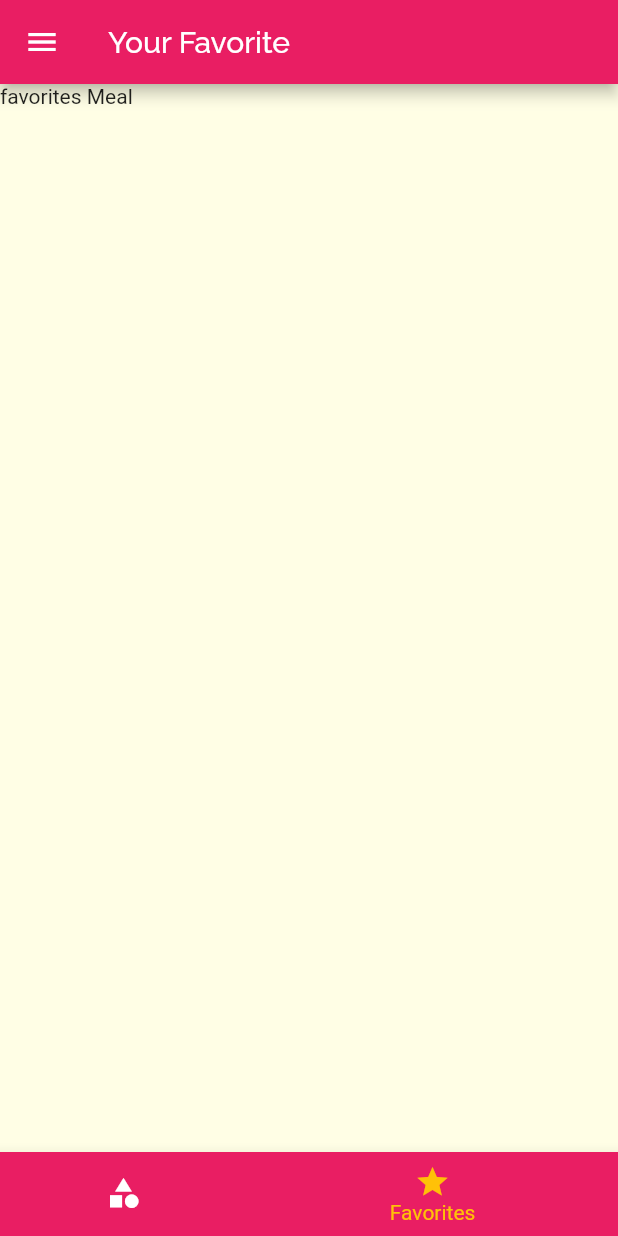
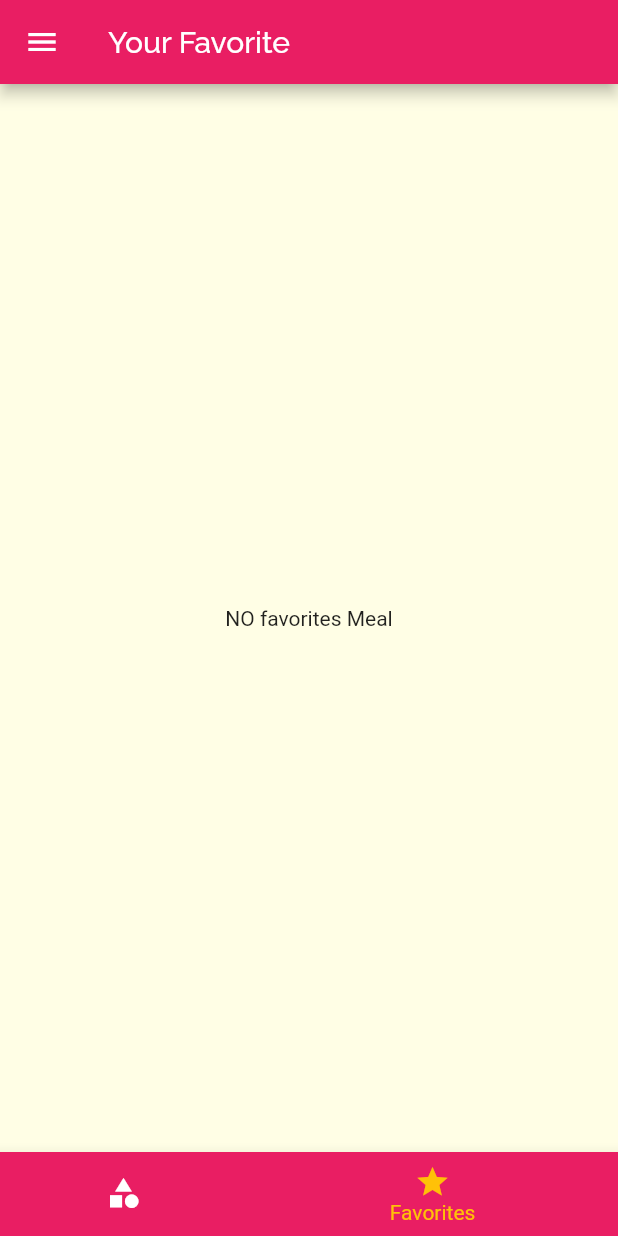
Before and after one commit to HaldunMatar/Flutter_DeliMeals, a Flutter app: the screen it shows after launch, item 2 of the bottom bar chosen, on a phone screen of 412 x 824 dp. Run offline on Flutter 3.47's test engine with Material 2 defaults, Android fonts, the phone set to English and light mode, and no system bars.

Commit message:
181. Adding a Mark as Favorite

```diff
--- a/lib/main.dart
+++ b/lib/main.dart
@@ -22,7 +22,27 @@ class _MyAppState extends State<MyApp> {
     'vegan': false,
     'vegeterian': false,
   };
+
   List<Meal> _availableMeals = DUMMY_MEALS;
+  List<Meal> _favoriteMeals = [];
+
+  void _toggleFavorite(String mealId) {
+    final existIndex = _favoriteMeals.indexWhere((meal) => meal.id == mealId);
+
+    if (existIndex >= 0) {
+      setState(() {
+        _favoriteMeals.removeAt(existIndex);
+      });
+    } else {
+      setState(() {
+        _favoriteMeals.add(DUMMY_MEALS.firstWhere((meal) => meal.id == mealId));
+      });
+    }
+  }
+
+  bool _isMealFavorite(String mealId) {
+    return _favoriteMeals.any((element) => element.id == mealId);
+  }
 
   void setFilters(Map<String, bool> filterData) {
     setState(() {
@@ -63,11 +83,12 @@ class _MyAppState extends State<MyApp> {
       //home: CategoriesScreen(),
       initialRoute: '/',
       routes: {
-        '/': (ctx) => TabsScreen(),
+        '/': (ctx) => TabsScreen(_favoriteMeals),
         Filters.routeName: (ctx) => Filters(_filters, setFilters),
         CategoryMealsScreen.routeName: (ctx) =>
             CategoryMealsScreen(_availableMeals),
-        MealDetailsScreen.routeName: (ctx) => MealDetailsScreen()
+        MealDetailsScreen.routeName: (ctx) =>
+            MealDetailsScreen(_isMealFavorite, _toggleFavorite)
       },
       /*onGenerateRoute: (setting) {
         //if (setting.name == )
--- a/lib/screens/Category_meals_screen.dart
+++ b/lib/screens/Category_meals_screen.dart
@@ -67,7 +67,7 @@ class _CategoryMealsScreenState extends State<CategoryMealsScreen> {
               duration: displayMeals.elementAt(index).duration,
               affordability: displayMeals.elementAt(index).affordability,
               complexity: displayMeals.elementAt(index).complexity,
-              removeItem: _removeMeal,
+              //    removeItem: _removeMeal,
             );
           },
           itemCount: displayMeals.length,
--- a/lib/screens/favorites_screen.dart
+++ b/lib/screens/favorites_screen.dart
@@ -1,10 +1,33 @@
 import 'package:flutter/material.dart';
+import 'package:meals/models/meal.dart';
+import 'package:meals/widget/meal_item.dart';
 
 class FavoritesScreen extends StatelessWidget {
+  final List<Meal> favoriteMeals;
+
+  FavoritesScreen(this.favoriteMeals);
+
   @override
   Widget build(BuildContext context) {
-    return Container(
-      child: Text('favorites Meal'),
-    );
+    if (favoriteMeals.isEmpty)
+      return Center(
+        child: Container(
+          child: Text('NO favorites Meal'),
+        ),
+      );
+    else
+      return ListView.builder(
+        itemBuilder: (ctx, index) {
+          return MealItem(
+            id: favoriteMeals.elementAt(index).id,
+            title: favoriteMeals.elementAt(index).title,
+            imageUrl: favoriteMeals.elementAt(index).imageUrl,
+            duration: favoriteMeals.elementAt(index).duration,
+            affordability: favoriteMeals.elementAt(index).affordability,
+            complexity: favoriteMeals.elementAt(index).complexity,
+          );
+        },
+        itemCount: favoriteMeals.length,
+      );
   }
 }
--- a/lib/screens/tabs_screen.dart
+++ b/lib/screens/tabs_screen.dart
@@ -1,26 +1,34 @@
 import 'package:flutter/cupertino.dart';
 
 import 'package:flutter/material.dart';
+import 'package:meals/models/meal.dart';
 import 'package:meals/screens/categories_screen.dart';
 import 'package:meals/screens/favorites_screen.dart';
 import 'package:meals/widget/ma%C4%B1n_drawer.dart';
 
 class TabsScreen extends StatefulWidget {
+  final List<Meal> favoriteMeals;
+
+  TabsScreen(this.favoriteMeals);
   @override
   _TabsScreenState createState() => _TabsScreenState();
 }
 
 class _TabsScreenState extends State<TabsScreen> {
-  final List<Map<String, Object>> _pages = [
+  List<Map<String, Object>> _pages;
+  @override
+  initState() {
+    _pages = [
       {
         'page': CategoriesScreen(),
         'title': 'Categories',
       },
       {
-      'page': FavoritesScreen(),
+        'page': FavoritesScreen(widget.favoriteMeals),
         'title': 'Your Favorite',
       },
     ];
+  }
 
   int _selectedIndex = 0;
 
```
Also changed, not shown: lib/screens/meal_dtails_screen.dart (+7 -2 lines), lib/widget/meal_item.dart (+11 -10 lines), assets/images/Screenshot_1.png, assets/images/Screenshot_2.png (added), assets/images/Screenshot_3.png (added), assets/images/Screenshot_4.png (added), assets/images/Screenshot_5.png (added). Lines whose indentation alone changed are shown as unchanged.
